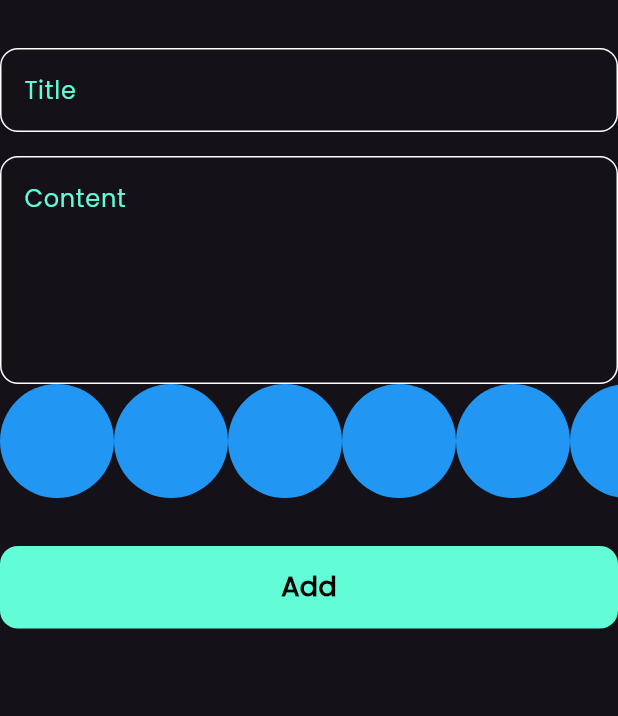
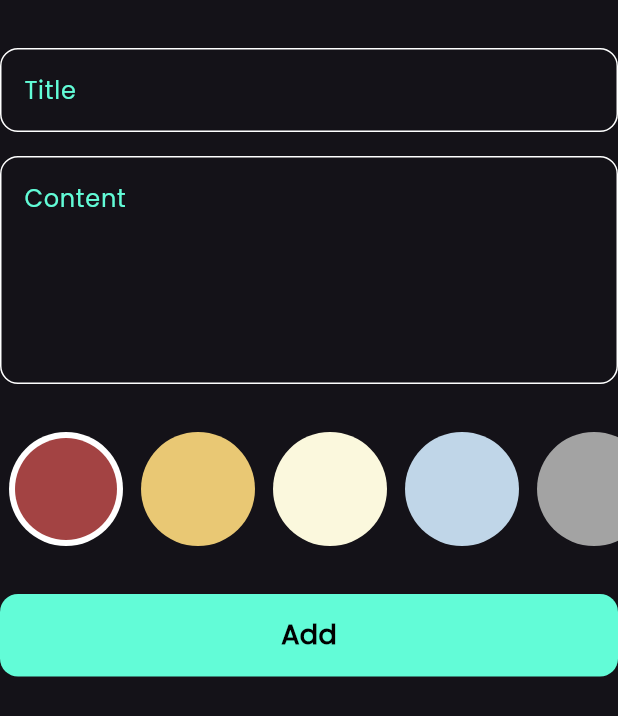
Before and after one commit to hashimsaffarini/Notes_App, a Flutter app: the AddNoteForm widget shown alone on an empty page, opened directly, on a phone screen of 412 x 824 dp. Shown: the top 716 px of the screen. Run offline on Flutter 3.47's test engine with Material 3 defaults, Android fonts, the phone set to English and light mode, and no system bars; our stand-ins replace flutter_bloc, hive, hive_flutter; accounts and stored records are empty.

Commit message:
colors list view part 2

```diff
--- a/lib/views/widgets/add_note_form.dart
+++ b/lib/views/widgets/add_note_form.dart
@@ -42,6 +42,7 @@ class _AddNoteFormState extends State<AddNoteForm> {
             hintText: 'Content',
             maxLines: 5,
           ),
+          const SizedBox(height: 32),
           const ColorsListView(),
           const SizedBox(height: 32),
           BlocBuilder<AddNoteCubit, AddNoteState>(
--- a/lib/views/widgets/colors_list_view.dart
+++ b/lib/views/widgets/colors_list_view.dart
@@ -1,28 +1,65 @@
 import 'package:flutter/material.dart';
+
 class ColorItem extends StatelessWidget {
-  const ColorItem({super.key});
-
+  const ColorItem({super.key, required this.isSelected, required this.color});
+  final bool isSelected;
+  final Color color;
   @override
   Widget build(BuildContext context) {
-    return const CircleAvatar(
-      radius: 38,
-      backgroundColor: Colors.blue,
-    );
+    return isSelected
+        ? CircleAvatar(
+            radius: 38,
+            backgroundColor: Colors.white,
+            child: CircleAvatar(
+              radius: 34,
+              backgroundColor: color,
+            ),
+          )
+        : CircleAvatar(
+            radius: 38,
+            backgroundColor: color,
+          );
   }
 }
 
-class ColorsListView extends StatelessWidget {
+class ColorsListView extends StatefulWidget {
   const ColorsListView({super.key});
 
+  @override
+  State<ColorsListView> createState() => _ColorsListViewState();
+}
+
+class _ColorsListViewState extends State<ColorsListView> {
+  int selectedIndex = 0;
+  List<Color> colors = [
+    const Color(0xffA34343),
+    const Color(0xffE9C874),
+    const Color(0xffFBF8DD),
+    const Color(0xffC0D6E8),
+    const Color(0xffA3A3A3),
+  ];
   @override
   Widget build(BuildContext context) {
     return SizedBox(
       height: 38 * 2,
       child: ListView.builder(
-        itemCount: 10,
+        itemCount: colors.length,
         scrollDirection: Axis.horizontal,
         itemBuilder: (context, index) {
-          return const ColorItem();
+          return Padding(
+            padding: const EdgeInsets.symmetric(horizontal: 6),
+            child: GestureDetector(
+              onTap: () {
+                setState(() {
+                  selectedIndex = index;
+                });
+              },
+              child: ColorItem(
+                color: colors[index],
+                isSelected: selectedIndex == index,
+              ),
+            ),
+          );
         },
       ),
     );
```
